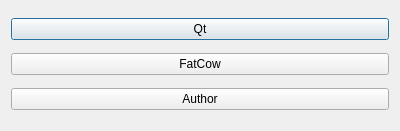
Above: ui/info_dialog.ui from stereomatchingkiss/QImageScraper before the change. Below: the same form after it.
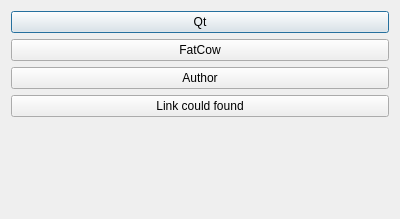
That is the form after the change.

Commit message: add new button to read the number of images able to download

```diff
--- a/ui/info_dialog.ui
+++ b/ui/info_dialog.ui
@@ -7,34 +7,54 @@
     <x>0</x>
     <y>0</y>
     <width>400</width>
-    <height>131</height>
+    <height>219</height>
    </rect>
   </property>
   <property name="windowTitle">
    <string>Information</string>
   </property>
-  <layout class="QGridLayout" name="gridLayout">
-   <item row="0" column="0">
+  <layout class="QVBoxLayout" name="verticalLayout">
+   <item>
     <widget class="QPushButton" name="pushButtonQt">
      <property name="text">
       <string>Qt</string>
      </property>
     </widget>
    </item>
-   <item row="1" column="0">
+   <item>
     <widget class="QPushButton" name="pushButtonFatCow">
      <property name="text">
       <string>FatCow</string>
      </property>
     </widget>
    </item>
-   <item row="2" column="0">
+   <item>
     <widget class="QPushButton" name="pushButtonAuthor">
      <property name="text">
       <string>Author</string>
      </property>
     </widget>
    </item>
+   <item>
+    <widget class="QPushButton" name="pushButtonLinkCouldFound">
+     <property name="text">
+      <string>Link could found</string>
+     </property>
+    </widget>
+   </item>
+   <item>
+    <spacer name="verticalSpacer">
+     <property name="orientation">
+      <enum>Qt::Vertical</enum>
+     </property>
+     <property name="sizeHint" stdset="0">
+      <size>
+       <width>20</width>
+       <height>82</height>
+      </size>
+     </property>
+    </spacer>
+   </item>
   </layout>
  </widget>
  <resources/>
```
The commit also changes 2 other files.
